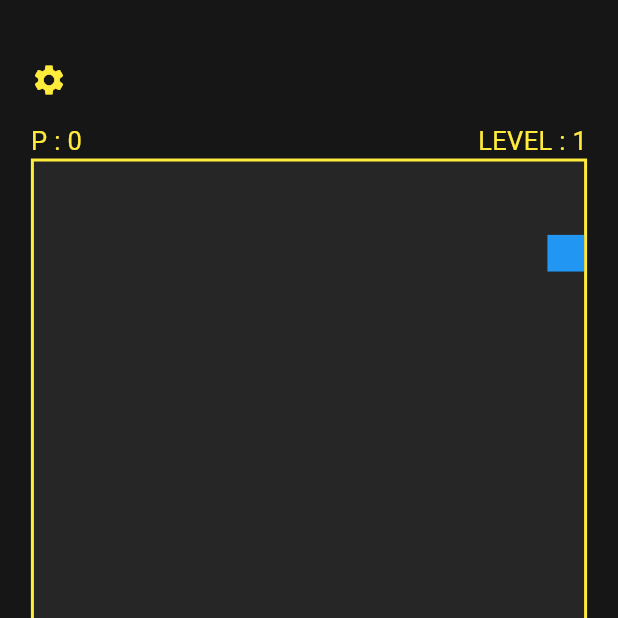
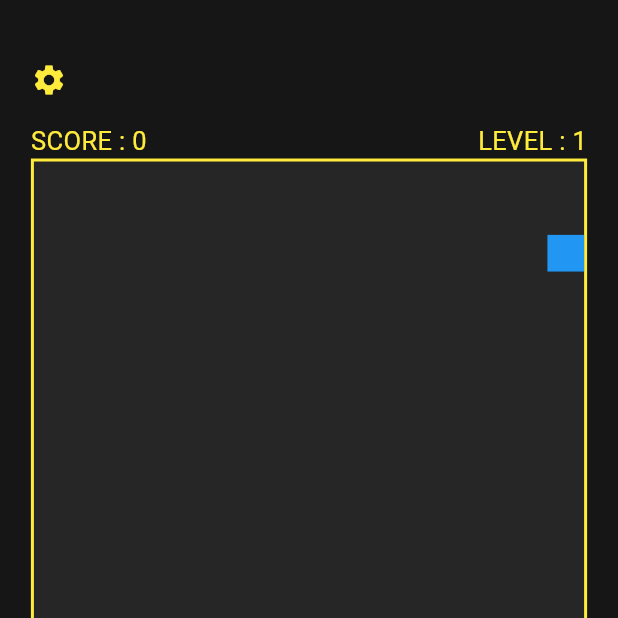
Before and after one commit to AmineDEVWEBAPP/snakeGame, a Flutter app: the screen it shows after launch, on a phone screen of 412 x 824 dp, the top half of it. Run offline on Flutter 3.47's test engine with Material 3 defaults, Android fonts, the phone set to English and light mode, and no system bars; our stand-ins replace get, shared_preferences.

Commit message:
rename info

```diff
--- a/lib/view/screen/game_page.dart
+++ b/lib/view/screen/game_page.dart
@@ -44,7 +44,7 @@ class GamePage extends StatelessWidget {
               builder: (controller) => Row(
                 mainAxisAlignment: MainAxisAlignment.spaceBetween,
                 children: [
-                  Info(keyw: 'P', value: controller.points.toString()),
+                  Info(keyw: 'SCORE', value: controller.points.toString()),
                   Info(keyw: 'LEVEL', value: controller.level.toString()),
                 ],
               ),
```
